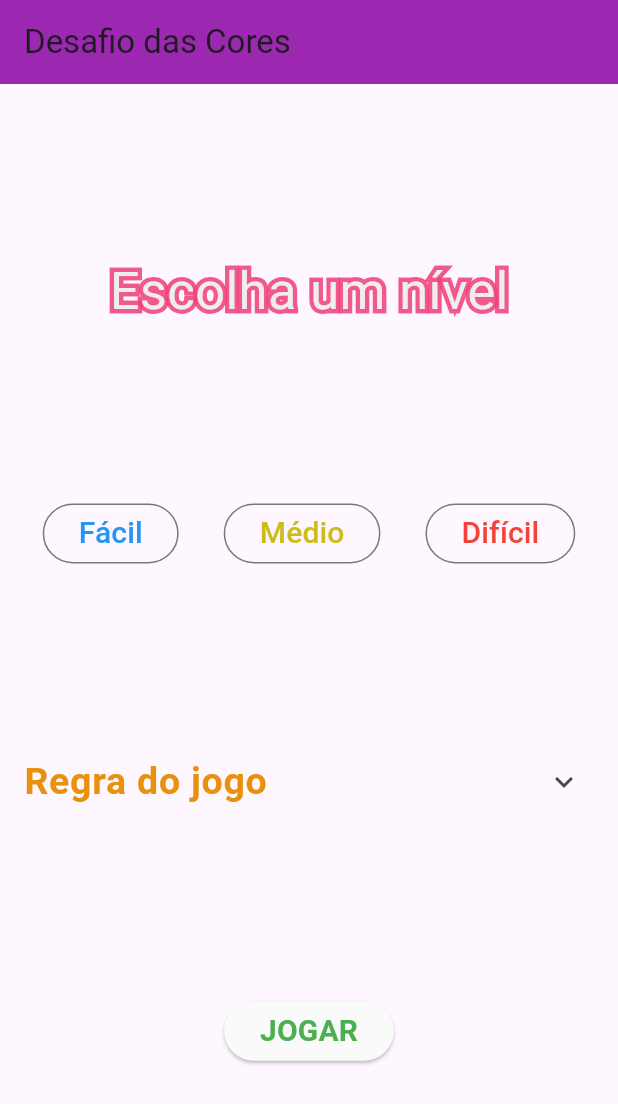
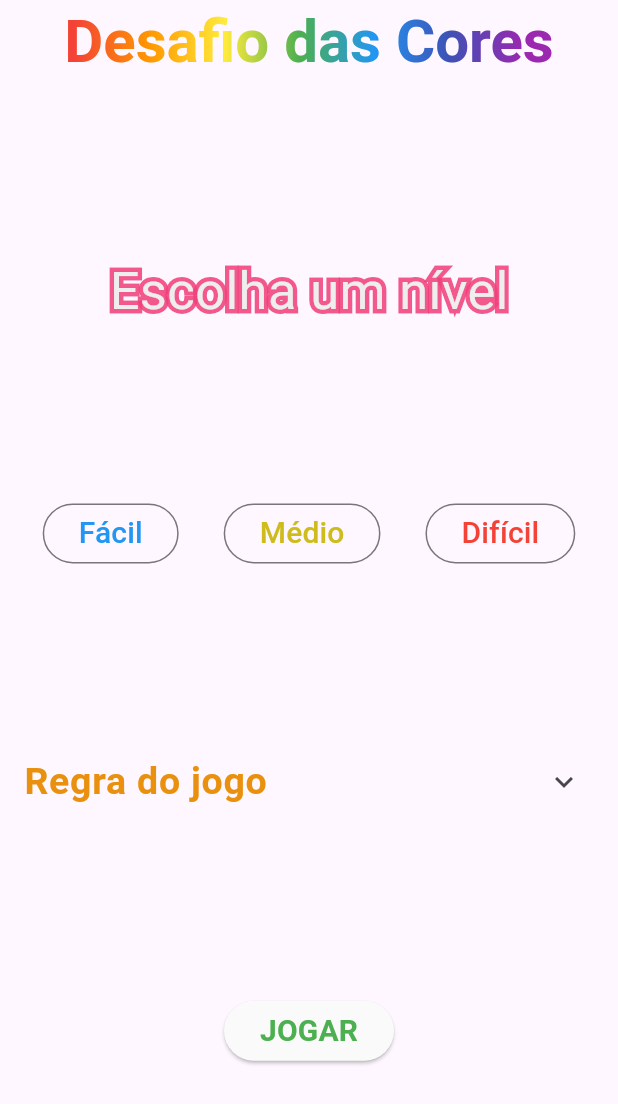
Before and after one commit to leilaMoraes/Color-Challenge-App, a Flutter app: the screen it shows after launch, on a phone screen of 412 x 824 dp. Shown: the top 1104 px of the screen. Run offline on Flutter 3.47's test engine with Material 2 defaults, Android fonts, the phone set to English and light mode, and no system bars.

Commit message:
css: appBar title css

```diff
--- a/lib/main.dart
+++ b/lib/main.dart
@@ -12,7 +12,6 @@
     return MaterialApp(
       title: 'Desafio das Cores',
       theme: ThemeData(
-        colorScheme: ColorScheme.fromSeed(seedColor: Colors.deepPurple),
         useMaterial3: true,
       ),
       home: const MyHomePage(title: 'Desafio das Cores'),
@@ -37,8 +36,27 @@
   Widget build(BuildContext context) {
     return Scaffold(
       appBar: AppBar(
-        backgroundColor: Colors.purple,
-        title: Text(widget.title),
+        centerTitle: true,
+        title: Text(
+          widget.title,
+          style: TextStyle(
+              fontSize: 40,
+              fontWeight: FontWeight.bold,
+              foreground: Paint()
+                ..shader = const LinearGradient(
+                  begin: Alignment.topLeft,
+                  end: Alignment.bottomRight,
+                  colors: [
+                    Colors.red,
+                    Colors.orange,
+                    Colors.yellow,
+                    Colors.green,
+                    Colors.blue,
+                    Colors.indigo,
+                    Colors.purple,
+                  ],
+                ).createShader(Rect.fromLTWH(50.0, 0.0, 300.0, 0.0))),
+        ),
       ),
       body: Column(
         mainAxisAlignment: MainAxisAlignment.spaceEvenly,
```
